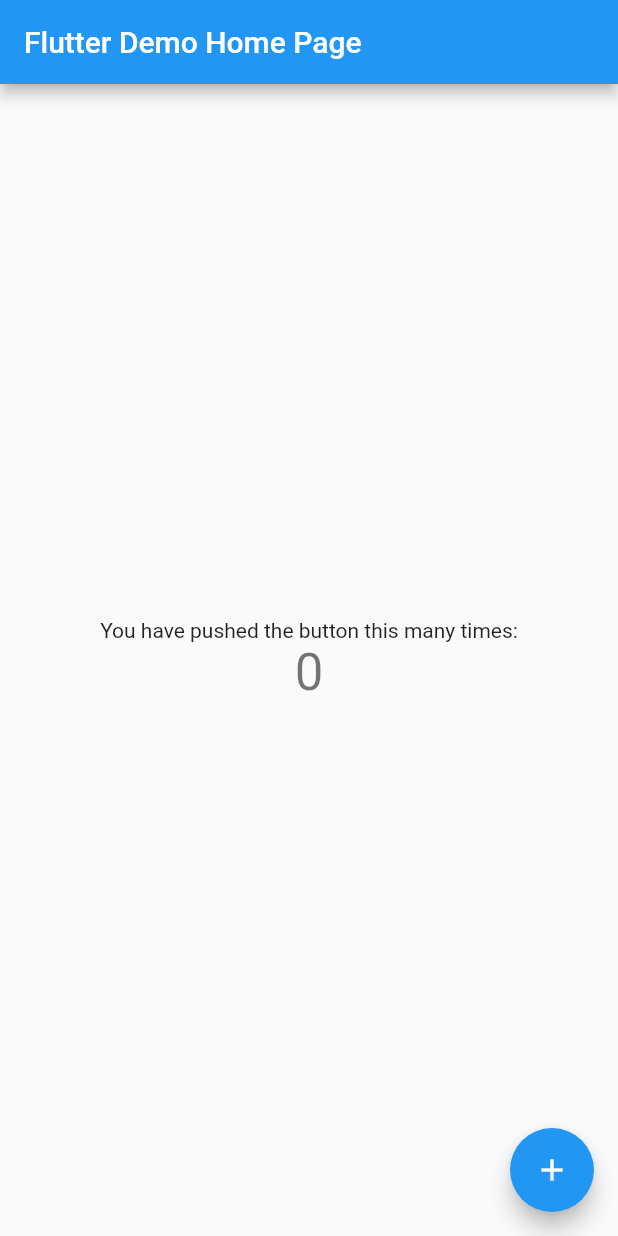
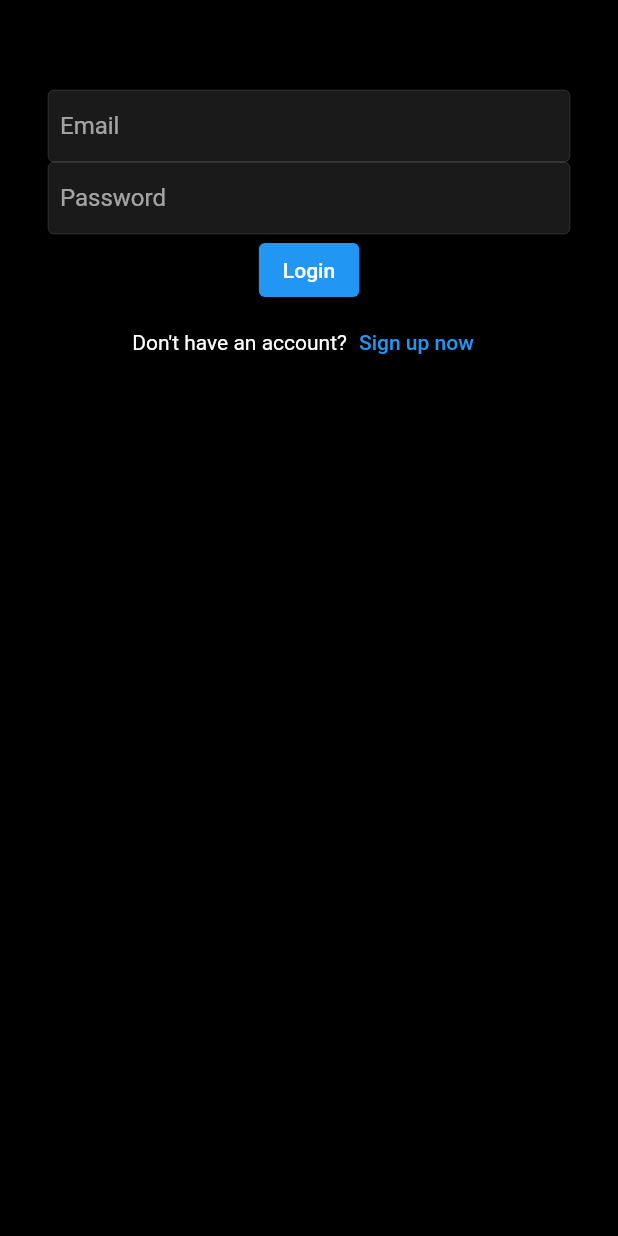
Before and after one commit to udanpani/udanpani, a Flutter app: the screen it shows after launch, on a phone screen of 412 x 824 dp. Run offline on Flutter 3.47's test engine with Material 2 defaults, Android fonts, the phone set to English and light mode, and no system bars; our stand-ins replace cloud_firestore, firebase_auth, firebase_core, firebase_storage, freezed_annotation, image_picker; accounts and stored records are empty.

Commit message:
🚀 Login Works Connected with Firebase Sign up and Login Pages work todo: handle when image is null Mobile Layout and Web Layout

```diff
--- /dev/null
+++ b/lib/core/colors.dart
@@ -0,0 +1,8 @@
+import 'package:flutter/material.dart';
+
+const mobileBackgroundColor = Color.fromRGBO(0, 0, 0, 1);
+const webBackgroundColor = Color.fromRGBO(18, 18, 18, 1);
+const mobileSearchColor = Color.fromRGBO(38, 38, 38, 1);
+const blueColor = Color.fromRGBO(0, 149, 246, 1);
+const primaryColor = Colors.white;
+const secondaryColor = Colors.grey;
--- /dev/null
+++ b/lib/core/constants.dart
@@ -0,0 +1 @@
+const int webScreenWidth = 600;
--- /dev/null
+++ b/lib/core/routes.dart
@@ -0,0 +1,19 @@
+// Defines all routes in the app
+
+import 'package:flutter/widgets.dart';
+import 'package:udanpani/presentation/login_screen.dart';
+import 'package:udanpani/presentation/resposive/mobile_layout.dart';
+import 'package:udanpani/presentation/resposive/responsive_screen.dart';
+import 'package:udanpani/presentation/resposive/web_screen_layout.dart';
+import 'package:udanpani/presentation/signup_screen.dart';
+
+class Routes {
+  static Map<String, WidgetBuilder> routes = {
+    '/home': (context) => const ResponsiveLayout(
+          webScreenLayout: WebScreenLayout(),
+          mobileScreenLayout: MobileScreenLayout(),
+        ),
+    '/login': (context) => const LoginScreen(),
+    '/signup': (context) => const SignUpScreen(),
+  };
+}
--- /dev/null
+++ b/lib/domain/models/user.dart
@@ -0,0 +1,16 @@
+import 'package:freezed_annotation/freezed_annotation.dart';
+
+part 'user.freezed.dart';
+part 'user.g.dart';
+
+@freezed
+class User with _$User {
+  factory User({
+    required String username,
+    required String email,
+    required String password,
+    String? profilePicture,
+  }) = _User;
+
+  factory User.fromJson(Map<String, dynamic> json) => _$UserFromJson(json);
+}
--- a/lib/main.dart
+++ b/lib/main.dart
@@ -1,115 +1,54 @@
+import 'package:firebase_auth/firebase_auth.dart';
+import 'package:firebase_core/firebase_core.dart';
+import 'package:flutter/foundation.dart';
 import 'package:flutter/material.dart';
+import 'package:udanpani/core/colors.dart';
+import 'package:udanpani/core/routes.dart';
+import 'package:udanpani/presentation/login_screen.dart';
+import 'package:udanpani/presentation/resposive/mobile_layout.dart';
+import 'package:udanpani/presentation/resposive/responsive_screen.dart';
+import 'package:udanpani/presentation/resposive/web_screen_layout.dart';
 
-void main() {
+Future<void> main() async {
+  WidgetsFlutterBinding.ensureInitialized();
+  await Firebase.initializeApp();
   runApp(const MyApp());
 }
 
 class MyApp extends StatelessWidget {
   const MyApp({Key? key}) : super(key: key);
 
-  // This widget is the root of your application.
   @override
   Widget build(BuildContext context) {
     return MaterialApp(
-      title: 'Flutter Demo',
-      theme: ThemeData(
-        // This is the theme of your application.
-        //
-        // Try running your application with "flutter run". You'll see the
-        // application has a blue toolbar. Then, without quitting the app, try
-        // changing the primarySwatch below to Colors.green and then invoke
-        // "hot reload" (press "r" in the console where you ran "flutter run",
-        // or simply save your changes to "hot reload" in a Flutter IDE).
-        // Notice that the counter didn't reset back to zero; the application
-        // is not restarted.
-        primarySwatch: Colors.blue,
-      ),
-      home: const MyHomePage(title: 'Flutter Demo Home Page'),
-    );
+        title: 'Udanpani',
+        theme: ThemeData.dark().copyWith(
+          scaffoldBackgroundColor: mobileBackgroundColor,
+        ),
+        routes: Routes.routes,
+        home: StreamBuilder(
+          stream: FirebaseAuth.instance.authStateChanges(),
+          builder: (context, snapshot) {
+            if (snapshot.connectionState == ConnectionState.active) {
+              if (snapshot.hasData) {
+                return const ResponsiveLayout(
+                  webScreenLayout: WebScreenLayout(),
+                  mobileScreenLayout: MobileScreenLayout(),
+                );
+              } else if (snapshot.hasError) {
+                return Center(
+                  child: Text("${snapshot.error}"),
+                );
+              }
+            } else if (snapshot.connectionState == ConnectionState.waiting) {
+              return const Center(
+                child: CircularProgressIndicator(
+                  color: primaryColor,
+                ),
+              );
+            }
+            return const LoginScreen();
+          },
+        ));
   }
 }
-
-class MyHomePage extends StatefulWidget {
-  const MyHomePage({Key? key, required this.title}) : super(key: key);
-
-  // This widget is the home page of your application. It is stateful, meaning
-  // that it has a State object (defined below) that contains fields that affect
-  // how it looks.
-
-  // This class is the configuration for the state. It holds the values (in this
-  // case the title) provided by the parent (in this case the App widget) and
-  // used by the build method of the State. Fields in a Widget subclass are
-  // always marked "final".
-
-  final String title;
-
-  @override
-  State<MyHomePage> createState() => _MyHomePageState();
-}
-
-class _MyHomePageState extends State<MyHomePage> {
-  int _counter = 0;
-
-  void _incrementCounter() {
-    setState(() {
-      // This call to setState tells the Flutter framework that something has
-      // changed in this State, which causes it to rerun the build method below
-      // so that the display can reflect the updated values. If we changed
-      // _counter without calling setState(), then the build method would not be
-      // called again, and so nothing would appear to happen.
-      _counter++;
-    });
-  }
-
-  @override
-  Widget build(BuildContext context) {
-    // This method is rerun every time setState is called, for instance as done
-    // by the _incrementCounter method above.
-    //
-    // The Flutter framework has been optimized to make rerunning build methods
-    // fast, so that you can just rebuild anything that needs updating rather
-    // than having to individually change instances of widgets.
-    return Scaffold(
-      appBar: AppBar(
-        // Here we take the value from the MyHomePage object that was created by
-        // the App.build method, and use it to set our appbar title.
-        title: Text(widget.title),
-      ),
-      body: Center(
-        // Center is a layout widget. It takes a single child and positions it
-        // in the middle of the parent.
-        child: Column(
-          // Column is also a layout widget. It takes a list of children and
-          // arranges them vertically. By default, it sizes itself to fit its
-          // children horizontally, and tries to be as tall as its parent.
-          //
-          // Invoke "debug painting" (press "p" in the console, choose the
-          // "Toggle Debug Paint" action from the Flutter Inspector in Android
-          // Studio, or the "Toggle Debug Paint" command in Visual Studio Code)
-          // to see the wireframe for each widget.
-          //
-          // Column has various properties to control how it sizes itself and
-          // how it positions its children. Here we use mainAxisAlignment to
-          // center the children vertically; the main axis here is the vertical
-          // axis because Columns are vertical (the cross axis would be
-          // horizontal).
-          mainAxisAlignment: MainAxisAlignment.center,
-          children: <Widget>[
-            const Text(
-              'You have pushed the button this many times:',
-            ),
-            Text(
-              '$_counter',
-              style: Theme.of(context).textTheme.headline4,
-            ),
-          ],
-        ),
-      ),
-      floatingActionButton: FloatingActionButton(
-        onPressed: _incrementCounter,
-        tooltip: 'Increment',
-        child: const Icon(Icons.add),
-      ), // This trailing comma makes auto-formatting nicer for build methods.
-    );
-  }
-}
--- /dev/null
+++ b/lib/presentation/login_screen.dart
@@ -0,0 +1,105 @@
+import 'dart:typed_data';
+
+import 'package:flutter/material.dart';
+import 'package:flutter/src/foundation/key.dart';
+import 'package:flutter/src/widgets/framework.dart';
+import 'package:flutter/widgets.dart';
+import 'package:udanpani/infrastructure/utils.dart';
+import 'package:udanpani/services/auth_methods.dart';
+import 'package:udanpani/widgets/text_input_field.dart';
+
+class LoginScreen extends StatefulWidget {
+  const LoginScreen({Key? key}) : super(key: key);
+
+  @override
+  State<LoginScreen> createState() => _LoginScreenState();
+}
+
+class _LoginScreenState extends State<LoginScreen> {
+  final _emailEditingController = TextEditingController();
+  final _passwordEditingController = TextEditingController();
+  bool _isLoading = false;
+
+  @override
+  void dispose() {
+    _emailEditingController.dispose();
+    _passwordEditingController.dispose();
+    super.dispose();
+  }
+
+  Future<void> _loginUser() async {
+    setState(() {
+      _isLoading = true;
+    });
+
+    String res = await AuthMethods().loginUser(
+      email: _emailEditingController.text,
+      password: _passwordEditingController.text,
+    );
+    setState(() {
+      _isLoading = false;
+    });
+
+    if (res == 'success') {
+      Navigator.pushReplacementNamed(context, '/home');
+    } else {
+      showSnackBar(res, context);
+    }
+  }
+
+  void _navigateToSignup() {
+    Navigator.pushNamed(context, '/signup');
+  }
+
+  @override
+  Widget build(BuildContext context) {
+    return Scaffold(
+      body: SafeArea(
+        child: Container(
+          padding: const EdgeInsets.symmetric(horizontal: 32),
+          width: double.infinity,
+          child: Column(
+            crossAxisAlignment: CrossAxisAlignment.center,
+            children: [
+              //todo logo
+
+              const SizedBox(
+                height: 60,
+              ),
+
+              TextFieldInput(
+                  textEditingController: _emailEditingController,
+                  hintText: "Email",
+                  textInputType: TextInputType.emailAddress),
+
+              TextFieldInput(
+                textEditingController: _passwordEditingController,
+                hintText: "Password",
+                textInputType: TextInputType.text,
+                isPass: true,
+              ),
+
+              ElevatedButton(
+                onPressed: _loginUser,
+                child: const Text("Login"),
+              ),
+
+              Row(
+                mainAxisAlignment: MainAxisAlignment.center,
+                children: [
+                  const Text("Don't have an account?"),
+                  TextButton(
+                    onPressed: _navigateToSignup,
+                    child: const Text(
+                      "Sign up now",
+                    ),
+                  )
+                ],
+              )
+            ],
+          ),
+        ),
+      ),
+    );
+  }
+}
--- /dev/null
+++ b/lib/widgets/text_input_field.dart
@@ -0,0 +1,34 @@
+import 'package:flutter/material.dart';
+
+class TextFieldInput extends StatelessWidget {
+  final TextEditingController textEditingController;
+  final bool isPass;
+  final String hintText;
+  final TextInputType textInputType;
+
+  const TextFieldInput({
+    Key? key,
+    required this.textEditingController,
+    this.isPass = false,
+    required this.hintText,
+    required this.textInputType,
+  }) : super(key: key);
+
+  @override
+  Widget build(BuildContext context) {
+    final inputBorder =
+        OutlineInputBorder(borderSide: Divider.createBorderSide(context));
+    return TextField(
+      controller: textEditingController,
+      decoration: InputDecoration(
+        hintText: hintText,
+        border: inputBorder,
+        enabledBorder: inputBorder,
+        filled: true,
+        contentPadding: const EdgeInsets.all(8),
+      ),
+      keyboardType: textInputType,
+      obscureText: isPass,
+    );
+  }
+}
```
Also changed, not shown: lib/infrastructure/utils.dart (added, +22 -0 lines), lib/presentation/resposive/mobile_layout.dart (added, +16 -0 lines), lib/presentation/resposive/responsive_screen.dart (added, +27 -0 lines), lib/presentation/resposive/web_screen_layout.dart (added, +16 -0 lines), lib/presentation/signup_screen.dart (added, +148 -0 lines), lib/services/auth_methods.dart (added, +53 -0 lines), lib/services/storage_methods.dart (added, +24 -0 lines), pubspec.yaml (+13 -17 lines), lib/domain/models/user.freezed.dart (added), lib/domain/models/user.g.dart (added), lib/firebase_options.dart (added), pubspec.lock, 3 other files.
